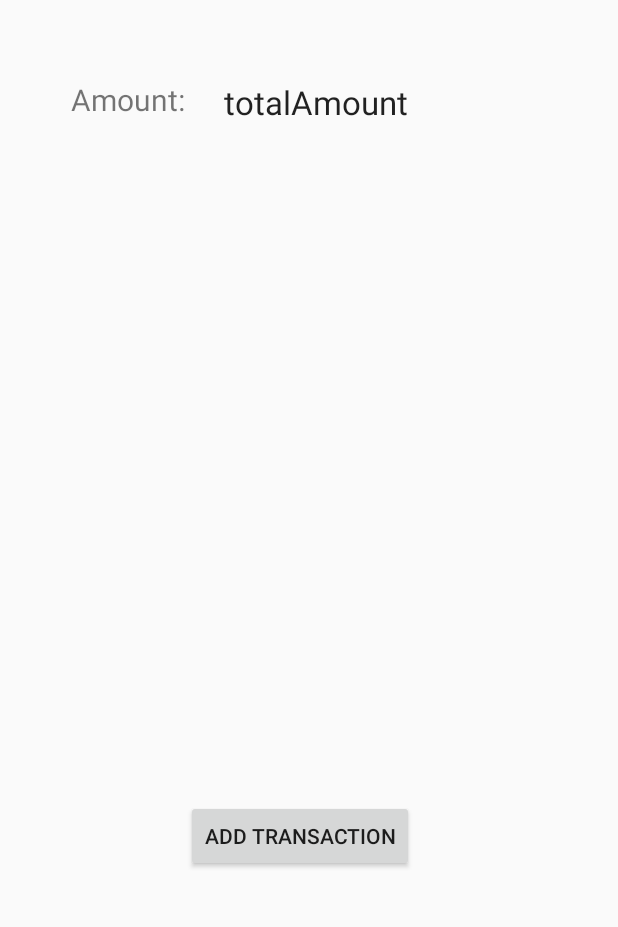
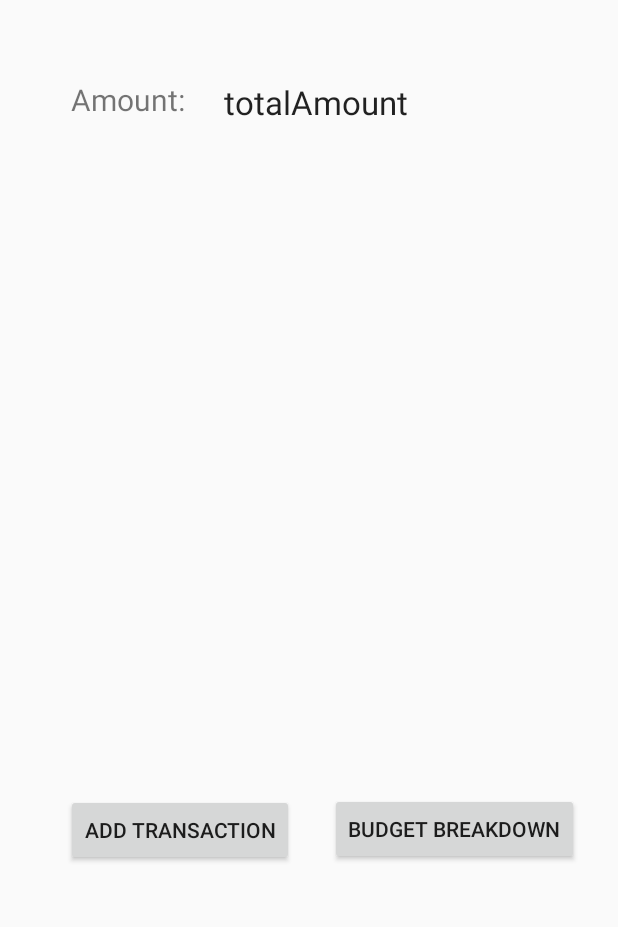
Before and after one commit to Nicolas-Sy/MOBAPDE-MP, an Android app: the screen it shows after launch (MainActivity), on a phone screen of 412 x 824 dp, the part 142-1069 px from its top. Run offline under Robolectric (Android 15) with nearby library versions, the phone set to English and light mode, and no system bars; our stand-ins replace Firebase (no records; nobody signed in at launch, a user with empty details on screens opened directly).

Commit message:
budget breakdown activity (shitty)

```diff
--- a/app/build.gradle
+++ b/app/build.gradle
@@ -37,4 +37,6 @@ dependencies {
     testImplementation 'junit:junit:4.12'
     androidTestImplementation 'androidx.test:runner:1.1.1'
     androidTestImplementation 'androidx.test.espresso:espresso-core:3.1.1'
+
+    compile 'com.github.PhilJay:MPAndroidChart:v3.0.1'
 }
--- a/app/src/main/java/com/example/sparechange/MainActivity.java
+++ b/app/src/main/java/com/example/sparechange/MainActivity.java
@@ -135,6 +135,11 @@ public class MainActivity extends AppCompatActivity {
         startActivity(intent);
     }
 
+    public void OpenBudgetBreakdownActivity(View v){
+        Intent intent = new Intent(this, BudgetBreakdownActivity.class);
+        startActivity(intent);
+    }
+
     public float updateMoney(float money){
         total += money;
         return total;
--- a/app/src/main/res/layout/activity_main.xml
+++ b/app/src/main/res/layout/activity_main.xml
@@ -5,6 +5,19 @@
     android:layout_width="match_parent"
     android:layout_height="match_parent"
     tools:context=".MainActivity">
+
+    <Button
+        android:id="@+id/buttonBudgetBreakdownActivity"
+        android:layout_width="wrap_content"
+        android:layout_height="wrap_content"
+        android:layout_alignParentStart="true"
+        android:layout_alignParentLeft="true"
+        android:layout_alignParentTop="true"
+        android:layout_marginStart="220dp"
+        android:layout_marginLeft="220dp"
+        android:layout_marginTop="623dp"
+        android:onClick="OpenBudgetBreakdownActivity"
+        android:text="Budget Breakdown" />
 
     <include
         android:id = "@+id/toolbar"
@@ -31,9 +44,9 @@
         android:layout_alignParentStart="true"
         android:layout_alignParentLeft="true"
         android:layout_alignParentTop="true"
-        android:layout_marginStart="124dp"
-        android:layout_marginLeft="124dp"
-        android:layout_marginTop="628dp"
+        android:layout_marginStart="44dp"
+        android:layout_marginLeft="44dp"
+        android:layout_marginTop="624dp"
         android:onClick="AddTransaction"
         android:text="add Transaction" />
 
--- a/build.gradle
+++ b/build.gradle
@@ -19,7 +19,7 @@ allprojects {
     repositories {
         google()
         jcenter()
-
+        maven{url "https://jitpack.io"}
     }
 }
 
```
Also changed, not shown: app/src/main/java/com/example/sparechange/BudgetBreakdownActivity.java (+77 -1 lines), app/src/main/res/layout/activity_budget_breakdown.xml (+47 -2 lines).
